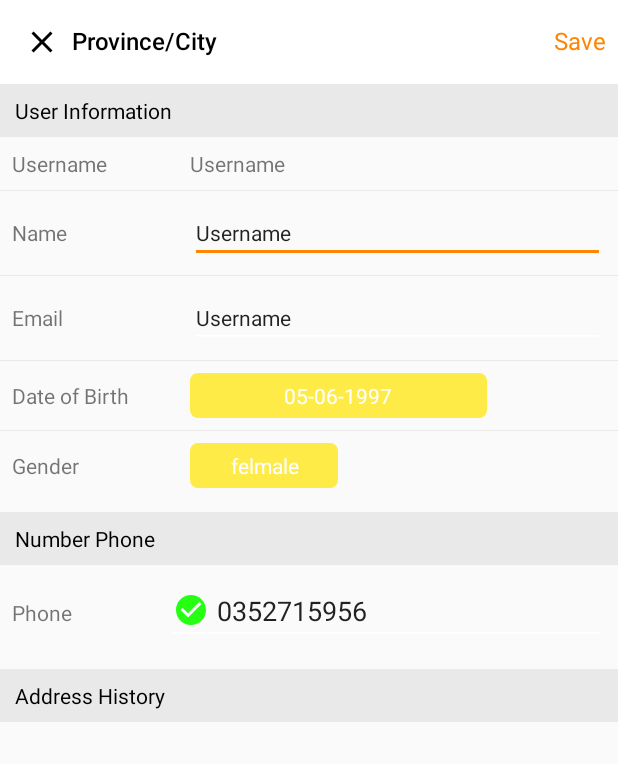
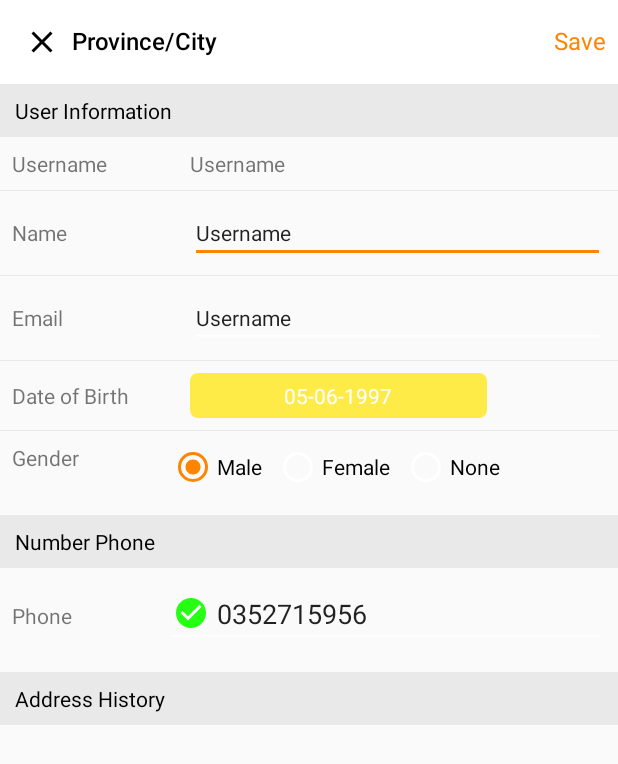
Before and after one commit to lethithaonhi/com.example.yummy, an Android app: the layout activity_info_account.xml on its own in the app's theme, with its tools: preview values and no code run, on a phone screen of 412 x 824 dp. Shown: the top 764 px of the screen. Run offline under Robolectric (Android 15) with nearby library versions, the phone set to English and light mode, and no system bars; Roboto replaces fonts that are not available here.

```diff
--- a/app/src/main/AndroidManifest.xml
+++ b/app/src/main/AndroidManifest.xml
@@ -48,7 +48,7 @@
         <activity android:name=".Activity.RestaurantDetailActivity"/>
         <activity android:name=".Activity.ImgDetailReviewActivity"/>
         <activity android:name=".Activity.RestaurantActivity"/>
-        <activity android:name=".Activity.InforUserActivity"/>
+        <activity android:name=".Activity.InfoUserActivity"/>
         <activity android:name=".Activity.ChangeAddressActivity" />
     </application>
 
--- a/app/src/main/res/layout/activity_info_account.xml
+++ b/app/src/main/res/layout/activity_info_account.xml
@@ -39,7 +39,8 @@
                 android:text="@string/save"
                 android:textSize="16sp"
                 android:layout_width="wrap_content"
-                android:layout_height="wrap_content" />
+                android:layout_height="wrap_content"
+                android:layout_marginEnd="8dp" />
         </LinearLayout>
 
     </android.support.v7.widget.Toolbar>
@@ -170,6 +171,7 @@
             android:text="05-06-1997"
             android:layout_width="0dp"
             android:layout_height="30dp" />
+
     </LinearLayout>
 
     <View
@@ -187,22 +189,58 @@
         android:layout_height="wrap_content">
 
         <TextView
-            android:layout_weight="0.3"
+            android:layout_weight="0.6"
             android:text="@string/gender"
             android:textSize="14sp"
             android:layout_width="0dp"
             android:layout_height="wrap_content" />
 
-        <TextView
-            android:textColor="@color/white"
-            android:gravity="center"
-            android:background="@drawable/bg_square_yellow"
-            android:layout_weight="0.25"
-            android:textSize="14sp"
-            android:id="@+id/tv_sex"
-            android:text="felmale"
-            android:layout_width="0dp"
-            android:layout_height="30dp" />
+        <!--<TextView-->
+            <!--android:textColor="@color/white"-->
+            <!--android:gravity="center"-->
+            <!--android:background="@drawable/bg_square_yellow"-->
+            <!--android:layout_weight="0.25"-->
+            <!--android:textSize="14sp"-->
+            <!--android:id="@+id/tv_sex"-->
+            <!--android:text="felmale"-->
+            <!--android:layout_width="0dp"-->
+            <!--android:layout_height="30dp" />-->
+        <RadioGroup
+            android:id="@+id/radioGrp"
+            android:layout_width="wrap_content"
+            android:layout_height="wrap_content"
+            android:layout_weight="0.5"
+            android:orientation="horizontal">
+
+            <RadioButton
+                android:id="@+id/radio_male"
+                android:layout_width="wrap_content"
+                android:layout_height="wrap_content"
+                android:layout_marginEnd="8sp"
+                android:layout_marginRight="8sp"
+                android:checked="true"
+                android:text="@string/male"
+                android:textSize="14sp" />
+
+            <RadioButton
+                android:id="@+id/radio_female"
+                android:layout_width="wrap_content"
+                android:layout_height="wrap_content"
+                android:layout_marginEnd="8sp"
+                android:layout_marginRight="8sp"
+                android:checked="false"
+                android:text="@string/female"
+                android:textSize="14sp" />
+
+            <RadioButton
+                android:id="@+id/radio_none"
+                android:layout_width="wrap_content"
+                android:layout_height="wrap_content"
+                android:checked="false"
+                android:text="@string/none"
+                android:textSize="14sp" />
+        </RadioGroup>
+
     </LinearLayout>
 
     <TextView
--- a/app/src/main/res/layout/dialog_setting_account.xml
+++ b/app/src/main/res/layout/dialog_setting_account.xml
@@ -126,12 +126,14 @@
         android:id="@+id/view_changepass"
         android:layout_marginLeft="8dp"
         android:layout_marginRight="8dp"
+        android:layout_marginBottom="8dp"
         android:layout_width="match_parent"
         android:layout_height="wrap_content">
 
         <ImageView
-            android:layout_width="36dp"
-            android:layout_height="36dp" />
+            android:src="@drawable/lock"
+            android:layout_width="30dp"
+            android:layout_height="30dp" />
 
         <TextView
             android:textColor="@color/black"
--- a/app/src/main/res/values/strings.xml
+++ b/app/src/main/res/values/strings.xml
@@ -95,7 +95,7 @@
     <string name="change_lang">Change Language</string>
     <string name="login_first">You need to login to app. Please Login!</string>
     <string name="male">Male</string>
-    <string name="felmale">Felmale</string>
+    <string name="female">Female</string>
     <string name="none">None</string>
     <string name="info_account">Welcome you to join Yummy apps</string>
     <string name="error_change_address">Can\' t change address. Please check the entered address again!</string>
```
Also changed, not shown: app/src/main/java/com/example/yummy/Activity/InfoUserActivity.java (added, +118 -0 lines), app/src/main/java/com/example/yummy/Activity/InforUserActivity.java (deleted, +0 -45 lines), app/src/main/java/com/example/yummy/Activity/RestaurantActivity.java (+1 -26 lines), app/src/main/java/com/example/yummy/Fragment/AccountFragment.java (+17 -7 lines), app/src/main/res/drawable/lock.png (added).
